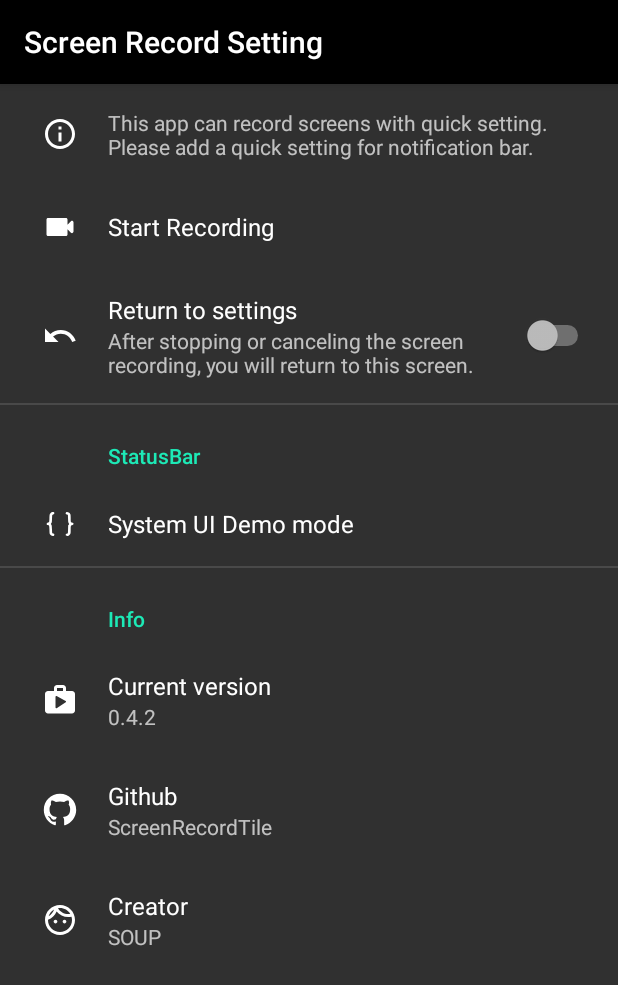
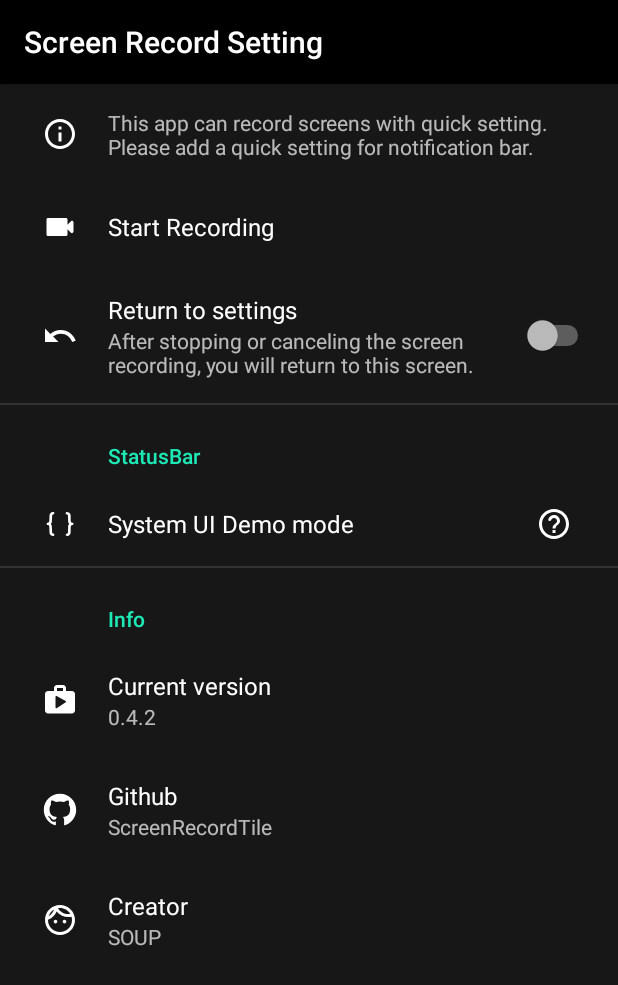
Before and after one commit to fornewid/ScreenRecordTile, an Android app: the screen it shows after launch (SettingActivity), on a phone screen of 412 x 824 dp. Shown: the top 985 px of the screen. Run offline under Robolectric (Android 15) with nearby library versions, the phone set to English and light mode, and no system bars; our stand-ins replace Timber.

Commit message:
Add help dialog for demo mode

```diff
--- a/app/src/main/java/soup/tile/screenrecord/setting/SettingActivity.kt
+++ b/app/src/main/java/soup/tile/screenrecord/setting/SettingActivity.kt
@@ -69,6 +69,10 @@ class SettingActivity : Activity() {
             }
             startActivity(intent)
         }
+        val demoModeHelp: View = findViewById(R.id.demo_mode_help)
+        demoModeHelp.setOnClickListener {
+            DemoModeDialog.show(it.context)
+        }
 
         val currentVersion: PreferenceView = findViewById(R.id.current_version)
         currentVersion.setSummary(VERSION_NAME)
--- /dev/null
+++ b/app/src/main/res/drawable/ic_setting_help.xml
@@ -0,0 +1,10 @@
+<vector xmlns:android="http://schemas.android.com/apk/res/android"
+    android:width="24dp"
+    android:height="24dp"
+    android:tint="?colorOnBackground"
+    android:viewportWidth="24"
+    android:viewportHeight="24">
+    <path
+        android:fillColor="#FF000000"
+        android:pathData="M12,2C6.48,2 2,6.48 2,12s4.48,10 10,10 10,-4.48 10,-10S17.52,2 12,2zM12,20c-4.41,0 -8,-3.59 -8,-8s3.59,-8 8,-8 8,3.59 8,8 -3.59,8 -8,8zM11,16h2v2h-2zM12.61,6.04c-2.06,-0.3 -3.88,0.97 -4.43,2.79 -0.18,0.58 0.26,1.17 0.87,1.17h0.2c0.41,0 0.74,-0.29 0.88,-0.67 0.32,-0.89 1.27,-1.5 2.3,-1.28 0.95,0.2 1.65,1.13 1.57,2.1 -0.1,1.34 -1.62,1.63 -2.45,2.88 0,0.01 -0.01,0.01 -0.01,0.02 -0.01,0.02 -0.02,0.03 -0.03,0.05 -0.09,0.15 -0.18,0.32 -0.25,0.5 -0.01,0.03 -0.03,0.05 -0.04,0.08 -0.01,0.02 -0.01,0.04 -0.02,0.07 -0.12,0.34 -0.2,0.75 -0.2,1.25h2c0,-0.42 0.11,-0.77 0.28,-1.07 0.02,-0.03 0.03,-0.06 0.05,-0.09 0.08,-0.14 0.18,-0.27 0.28,-0.39 0.01,-0.01 0.02,-0.03 0.03,-0.04 0.1,-0.12 0.21,-0.23 0.33,-0.34 0.96,-0.91 2.26,-1.65 1.99,-3.56 -0.24,-1.74 -1.61,-3.21 -3.35,-3.47z" />
+</vector>
--- a/app/src/main/res/layout/setting_activity.xml
+++ b/app/src/main/res/layout/setting_activity.xml
@@ -50,12 +50,27 @@
             android:layout_height="wrap_content"
             android:title="@string/setting_category_status_bar" />
 
-        <soup.tile.screenrecord.preference.PreferenceView
-            android:id="@+id/demo_mode"
+        <FrameLayout
             android:layout_width="match_parent"
-            android:layout_height="wrap_content"
-            android:icon="@drawable/ic_setting_demo_mode"
-            android:title="@string/setting_demo_mode_title" />
+            android:layout_height="wrap_content">
+
+            <soup.tile.screenrecord.preference.PreferenceView
+                android:id="@+id/demo_mode"
+                android:layout_width="match_parent"
+                android:layout_height="wrap_content"
+                android:icon="@drawable/ic_setting_demo_mode"
+                android:title="@string/setting_demo_mode_title" />
+
+            <ImageView
+                android:id="@+id/demo_mode_help"
+                android:layout_width="54dp"
+                android:layout_height="match_parent"
+                android:layout_gravity="end|center_vertical"
+                android:layout_marginEnd="?android:attr/listPreferredItemPaddingEnd"
+                android:background="?android:selectableItemBackgroundBorderless"
+                android:scaleType="centerInside"
+                android:src="@drawable/ic_setting_help" />
+        </FrameLayout>
 
         <View
             android:layout_width="match_parent"
--- a/app/src/main/res/values/colors.xml
+++ b/app/src/main/res/values/colors.xml
@@ -3,4 +3,5 @@
     <color name="colorPrimary">#000000</color>
     <color name="colorPrimaryDark">#121212</color>
     <color name="colorAccent">#1DE9B6</color>
+    <color name="windowBackground">#171717</color>
 </resources>
--- a/app/src/main/res/values/strings.xml
+++ b/app/src/main/res/values/strings.xml
@@ -24,4 +24,7 @@
     <string name="setting_category_info">Info</string>
     <string name="setting_version_title">Current version</string>
     <string name="setting_author_title">Creator</string>
+    <string name="dialog_demo_mode_title">Demo mode</string>
+    <string name="dialog_demo_mode_desc">When demo mode is on, status bar is shown as demo.</string>
+    <string name="dialog_demo_mode_button">Close</string>
 </resources>
--- a/app/src/main/res/values/styles.xml
+++ b/app/src/main/res/values/styles.xml
@@ -7,7 +7,8 @@
         <item name="android:colorPrimaryDark">@color/colorPrimaryDark</item>
         <item name="android:colorAccent">@color/colorAccent</item>
         <item name="android:statusBarColor">@color/colorPrimary</item>
-        <item name="android:navigationBarColor">@android:color/black</item>
+        <item name="android:navigationBarColor">@color/windowBackground</item>
+        <item name="android:windowBackground">@color/windowBackground</item>
         <item name="colorOnBackground">@android:color/white</item>
     </style>
 
@@ -25,4 +26,13 @@
         <item name="android:navigationBarColor">@android:color/transparent</item>
     </style>
 
+    <style name="AppTheme.Dialog" parent="android:Theme.Material.Dialog">
+        <item name="android:colorPrimary">@color/colorPrimary</item>
+        <item name="android:colorPrimaryDark">@color/colorPrimaryDark</item>
+        <item name="android:colorAccent">@color/colorAccent</item>
+        <item name="android:statusBarColor">@android:color/transparent</item>
+        <item name="android:navigationBarColor">@android:color/transparent</item>
+        <item name="android:backgroundDimAmount">0.4</item>
+    </style>
+
 </resources>
```
Also changed, not shown: app/src/main/java/soup/tile/screenrecord/setting/DemoModeDialog.kt (added, +19 -0 lines), app/src/main/java/soup/tile/screenrecord/widget/AnimatedImageView.kt (added, +76 -0 lines), app/src/main/res/drawable/sysui_demo_mode_animation.xml (added, +9 -0 lines), app/src/main/res/layout/dialog_demo_mode.xml (added, +11 -0 lines), app/src/main/res/drawable-nodpi/sysui_demo_mode_off.png (added), app/src/main/res/drawable-nodpi/sysui_demo_mode_on.png (added), 1 other file.
